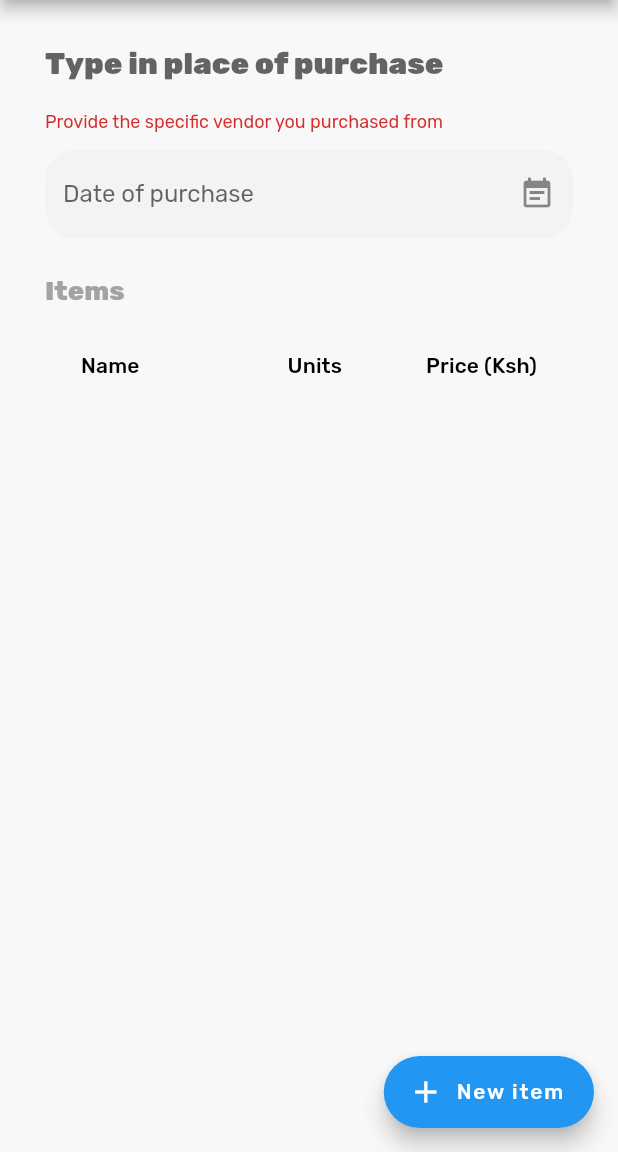
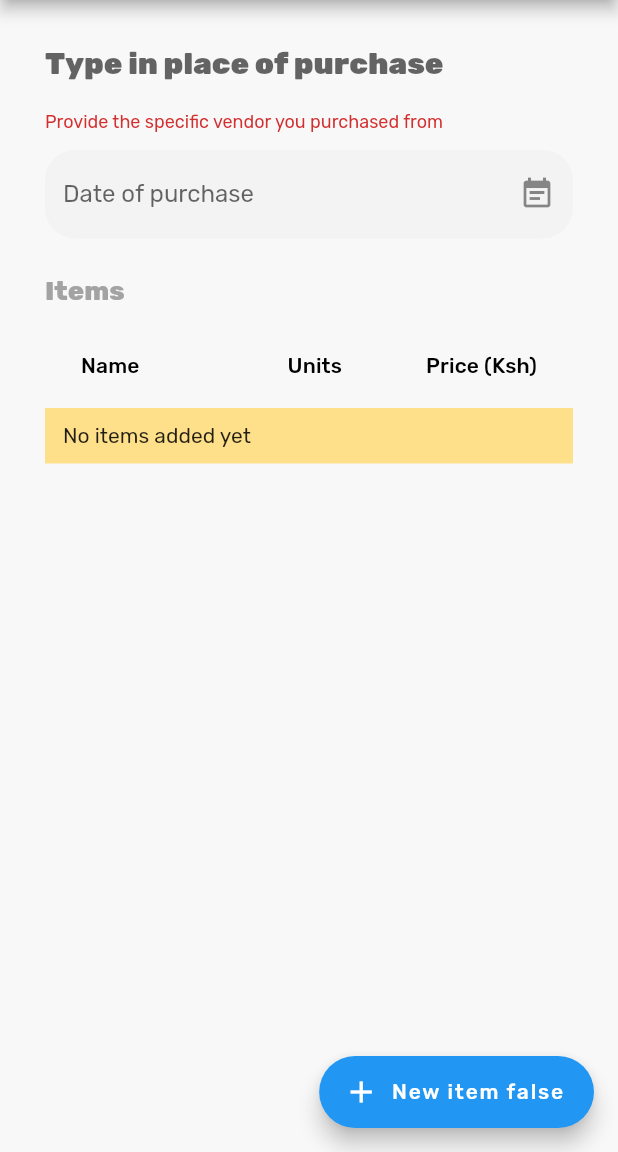
Before and after one commit to sanjeevbishnoi/shilingi, a Flutter app: the NewPurchasePage screen opened by its route, after a tap on the "save" icon, on a phone screen of 412 x 824 dp, the part 84-1236 px from its top. Run offline on Flutter 3.47's test engine with Material 2 defaults, Android fonts, the phone set to English and light mode, and no system bars; drawn by our look-alikes of date_field; our stand-ins replace google_fonts, graphql_flutter; network calls fail.

Commit message:
can create a Purchase item

```diff
--- a/app-flutter/lib/src/pages/new_purchase.dart
+++ b/app-flutter/lib/src/pages/new_purchase.dart
@@ -23,6 +23,7 @@ class _NewPurchasePageState extends State<NewPurchasePage> {
   String? _vendor;
   final List<PurchaseItem> _items = [];
   final _formKey = GlobalKey<FormState>();
+  bool loading = false;
 
   @override
   Widget build(BuildContext context) {
@@ -30,24 +31,28 @@ class _NewPurchasePageState extends State<NewPurchasePage> {
       appBar: AppBar(
         title: const Text('New purchase'),
         actions: [
-          Mutation(
-            options: MutationOptions(document: mutationCreatePurchase),
+          Builder(
+            builder: (context) {
+              return Mutation(
+                options: MutationOptions(
+                  document: mutationCreatePurchase,
+                  onCompleted: (_) {
+                    loading = false;
+                  },
+                ),
                 builder: (createPurchase, result) {
-              var loading = false;
-              if (result != null && result.isLoading) {
-                loading = true;
-              }
-
                   return IconButton(
                     onPressed: loading
                         ? null
                         : () {
-                        _submit(createPurchase);
+                            _submit(context, createPurchase);
                           },
                     icon: const Icon(
                       Icons.save,
                       color: Colors.white,
                     ),
+                  );
+                },
               );
             },
           ),
@@ -110,7 +115,7 @@ class _NewPurchasePageState extends State<NewPurchasePage> {
       ),
       floatingActionButton: FloatingActionButton.extended(
           icon: const Icon(Icons.add),
-          label: const Text('New item'),
+          label: Text('New item $loading'),
           onPressed: () {
             showModalBottomSheet(
                 context: context,
@@ -126,7 +131,7 @@ class _NewPurchasePageState extends State<NewPurchasePage> {
     );
   }
 
-  void _submit(RunMutation createPurchase) {
+  void _submit(BuildContext context, RunMutation createPurchase) {
     if (_formKey.currentState!.validate()) {
       if (_items.isEmpty) {
         showDialog(
@@ -156,7 +161,43 @@ class _NewPurchasePageState extends State<NewPurchasePage> {
         }
         data['vendor'] = purchase.vendor.toJson();
         data['items'] = items;
-        createPurchase(<String, dynamic>{"input": data});
+        showDialog(
+            context: context,
+            builder: (_) {
+              return WillPopScope(
+                child: AlertDialog(
+                  content: Row(
+                    children: const [
+                      CircularProgressIndicator(),
+                      SizedBox(width: 20),
+                      Text('Saving'),
+                    ],
+                  ),
+                ),
+                onWillPop: () async {
+                  return !loading;
+                },
+              );
+            },
+            barrierDismissible: false);
+        setState(() {
+          loading = true;
+        });
+        var result = createPurchase(<String, dynamic>{"input": data});
+        var networkResult = result.networkResult! as Future<QueryResult>;
+        networkResult.then((result) {
+          if (result.data != null) {
+            Navigator.of(context).popUntil(ModalRoute.withName('/'));
+          } else {
+            Navigator.of(context).pop();
+            var snackBar = const SnackBar(
+              content: Text('Unable to save your purchase.'),
+            );
+            ScaffoldMessenger.of(context).showSnackBar(snackBar);
+          }
+        }).onError((error, stackTrace) {
+          // Do some debugging
+        });
       }
     }
   }
@@ -189,7 +230,9 @@ class _Items extends StatelessWidget {
         const SizedBox(height: 12.0),
         SingleChildScrollView(
           scrollDirection: Axis.vertical,
-          child: DataTable(
+          child: Column(
+            children: [
+              DataTable(
                 columns: const [
                   DataColumn(label: Text('Name')),
                   DataColumn(label: Text('Units'), numeric: true),
@@ -209,6 +252,20 @@ class _Items extends StatelessWidget {
                     ]),
                 ],
               ),
+              if (items.isEmpty)
+                Container(
+                  decoration: const BoxDecoration(
+                    color: Color(0xffffe08a),
+                  ),
+                  width: double.infinity,
+                  child: const Padding(
+                    child: Text('No items added yet'),
+                    padding:
+                        EdgeInsets.symmetric(vertical: 10.0, horizontal: 12.0),
+                  ),
+                ),
+            ],
+          ),
         ),
       ],
     );
```
Also changed, not shown: app-flutter/lib/src/pages/purchases.dart (+0 -22 lines). Lines whose indentation alone changed are shown as unchanged.
